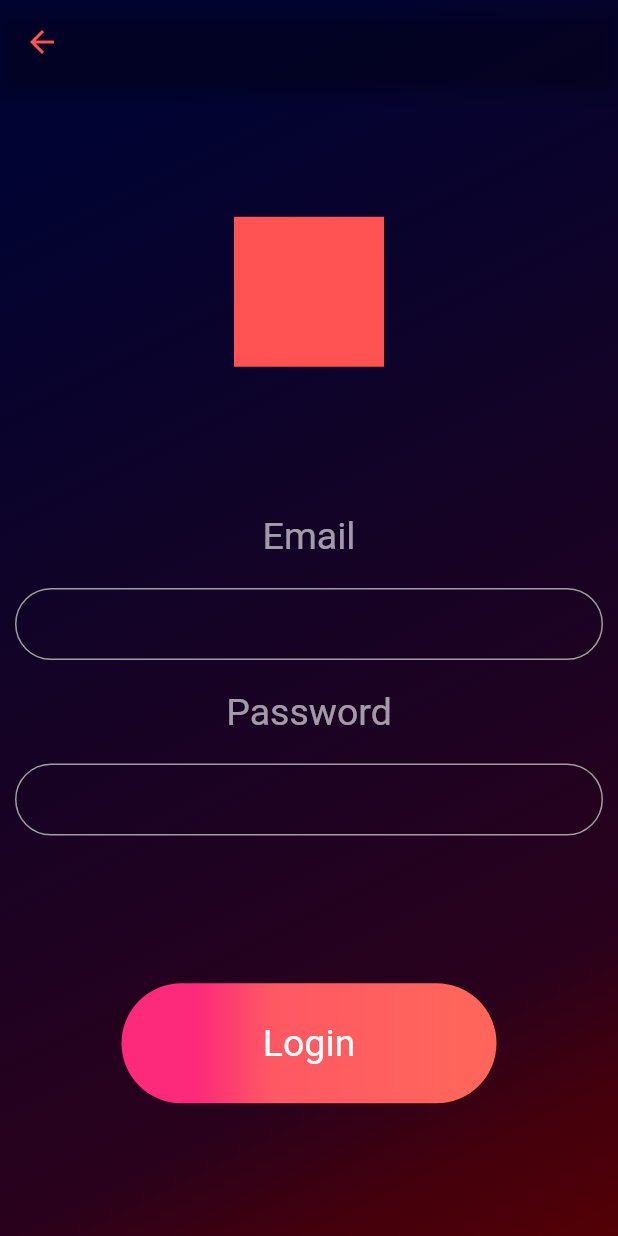
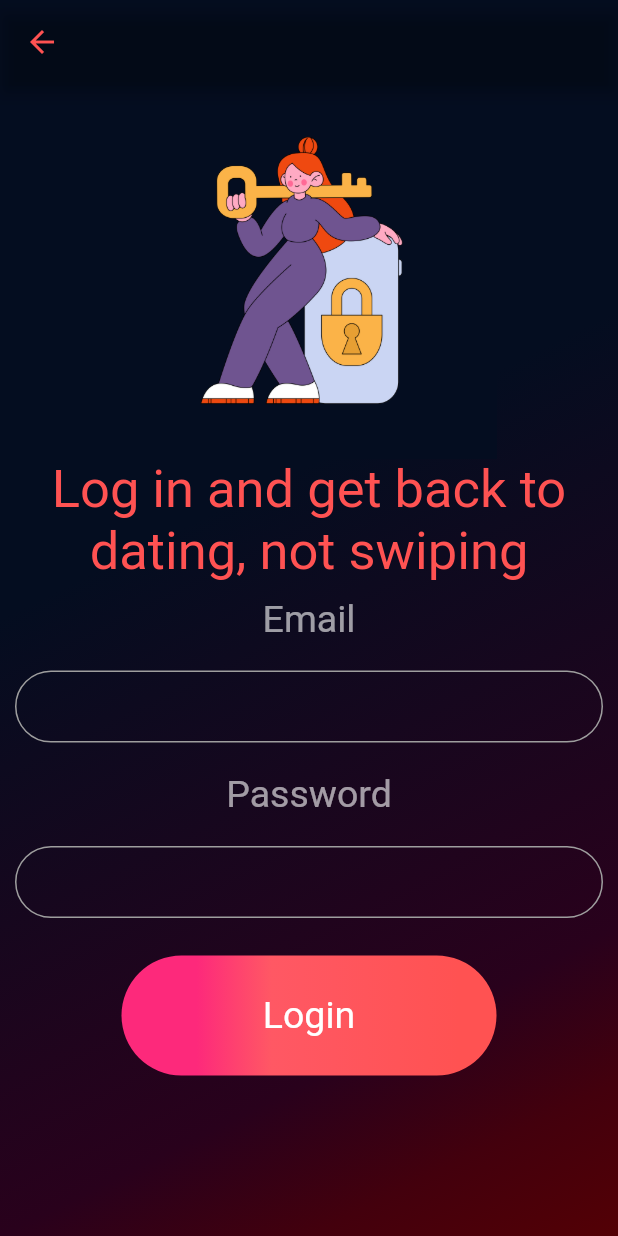
Before and after one commit to maym5/tryst_dating, a Flutter app: the screen it shows after launch, after a tap on "Login", on a phone screen of 412 x 824 dp. Run offline on Flutter 3.47's test engine with Material 2 defaults, Android fonts, the phone set to English and light mode, and no system bars; drawn by our look-alikes of modal_progress_hud_nsn; our stand-ins replace cloud_firestore, dio, expandable_text, firebase_auth, firebase_core, firebase_storage and 3 more; missing offline and left inert: reorderable_grid, simple_ripple_animation; accounts and stored records are empty.

Commit message:
more art adding

```diff
--- a/lib/constants.dart
+++ b/lib/constants.dart
@@ -1,6 +1,6 @@
 import 'package:flutter/material.dart';
 
-const kTileBackGroundColor = Color(0xFF040D20);
+const kTileBackGroundColor = Color(0xFF001631);
 
 // Color(0xFF1F1B24)
 
@@ -111,7 +111,7 @@ const kMessageBubbleGradient = LinearGradient(
 );
 
 const kButtonGradient = LinearGradient(
-    colors: [Color(0xFFFD297B), Color(0xFFFF5864), Color(0xFFFF655B)],
+    colors: [Color(0xFFFD297B), Color(0xFFFF5864), Colors.redAccent],
     stops: [0.2, 0.4, 0.9]);
 
 const kBioPadding = EdgeInsets.fromLTRB(10, 0, 0, 0);
@@ -182,7 +182,7 @@ const kWelcomePageDecoration = BoxDecoration(
     end: Alignment.bottomRight,
     begin: Alignment.topLeft,
     colors: [
-      kTileBackGroundColor,
+      Color(0xFF040D20),
       Color(0xFF29011C),
       Color(0xFF43000D),
       Color(0xFF530005)
--- a/lib/pages/intro_page.dart
+++ b/lib/pages/intro_page.dart
@@ -10,11 +10,6 @@ class IntroPage extends StatelessWidget {
   static const id = "intro_page";
   const IntroPage({Key? key}) : super(key: key);
 
-  Widget get _caitlin => Transform.rotate(angle: pi/10,
-  child: const IntroPic(image: AssetImage("assets/images/caitlin_image2.jpg")));
-
-  Widget get _rebecca => Transform.rotate(angle: -pi/10,
-  child: const IntroPic(image: AssetImage("assets/images/rebecca.jpeg")));
 
   Widget get _image => SizedBox(height: 300, width: double.infinity, child: Image.asset("assets/images/love.png"),);
 
--- a/lib/pages/login_page.dart
+++ b/lib/pages/login_page.dart
@@ -17,19 +17,15 @@ class LoginPage extends StatefulWidget {
 }
 
 class _LoginPageState extends State<LoginPage> {
-
-  Map<String, String?> loginInputs = {
-    "email" : "",
-    "password" : ""
-  };
+  Map<String, String?> loginInputs = {"email": "", "password": ""};
 
   Map<String, String> errorMessages = {
-    "email" : "Please enter a valid email",
-    "password" : "Please enter a valid password"
+    "email": "Please enter a valid email",
+    "password": "Please enter a valid password"
   };
 
   late bool showEmailError;
-  late  bool showPasswordError;
+  late bool showPasswordError;
   late bool _showSpinner;
   final TextEditingController emailController = TextEditingController();
   final TextEditingController passwordController = TextEditingController();
@@ -80,7 +76,8 @@ class _LoginPageState extends State<LoginPage> {
     if (loginInputs['password'] != "" && loginInputs['email'] != "") {
       emailController.text = loginInputs["email"]!;
       passwordController.text = loginInputs["password"]!;
-      var result = await AuthenticationService().onEmailAndPasswordLogin(loginInputs['email']!, loginInputs['password']!);
+      var result = await AuthenticationService().onEmailAndPasswordLogin(
+          loginInputs['email']!, loginInputs['password']!);
       setState(() => _showSpinner = false);
       if (result is String) {
         switch (result) {
@@ -138,28 +135,30 @@ class _LoginPageState extends State<LoginPage> {
   @override
   Widget build(BuildContext context) {
     return PageBackground(
+      decoration: kWelcomePageDecoration,
       appBar: _appBar,
       body: ModalProgressHUD(
         inAsyncCall: _showSpinner,
         color: kDarkTransparent,
-        progressIndicator: const CircularProgressIndicator(color: Colors.redAccent),
+        progressIndicator:
+            const CircularProgressIndicator(color: Colors.redAccent),
+        child: SingleChildScrollView(
           child: Column(
-          mainAxisAlignment: MainAxisAlignment.spaceEvenly,
+            // mainAxisAlignment: MainAxisAlignment.spaceEvenly,
             children: <Widget>[
-            Flexible(
-              child: Container(
-                height: 100,
-                width: 100,
-                color: Colors.redAccent,
-              ),
+              Image.asset("assets/images/login.png",
+                  height: 250, width: double.infinity),
+              const Text(
+                "Log in and get back to dating, not swiping",
+                style: TextStyle(color: Colors.redAccent, fontSize: 35),
+                softWrap: true,
+                textAlign: TextAlign.center,
               ),
               Column(
                 mainAxisSize: MainAxisSize.min,
-              children: <Widget>[
-                _emailField,
-                _passwordField
-              ],
+                children: <Widget>[_emailField, _passwordField],
               ),
+              SizedBox(height: 15,),
               GradientButton(
                 title: "Login",
                 onPressed: _handleSignIn,
@@ -167,6 +166,7 @@ class _LoginPageState extends State<LoginPage> {
             ],
           ),
         ),
+      ),
     );
   }
 }
--- a/lib/widgets/tile_card.dart
+++ b/lib/widgets/tile_card.dart
@@ -11,10 +11,12 @@ class TileCard extends StatelessWidget {
   Widget build(BuildContext context) {
     return FadeInAnimation(
       child: Card(
+        elevation: 25,
         shape: RoundedRectangleBorder(
           borderRadius: BorderRadius.circular(25),
         ),
         color: kTileBackGroundColor,
+        surfaceTintColor: Color(0xFF404E5F),
         child: Padding(
           padding: padding,
           child: child,
```
Also changed, not shown: lib/pages/match_page.dart (+13 -7 lines), lib/pages/sign_up_page.dart (+10 -16 lines), lib/widgets/chat_view/chat_view.dart (+16 -8 lines), assets/images/login.png (added), assets/images/mail_box.png (added), assets/images/sign_up.png (added). Lines whose indentation alone changed are shown as unchanged.
